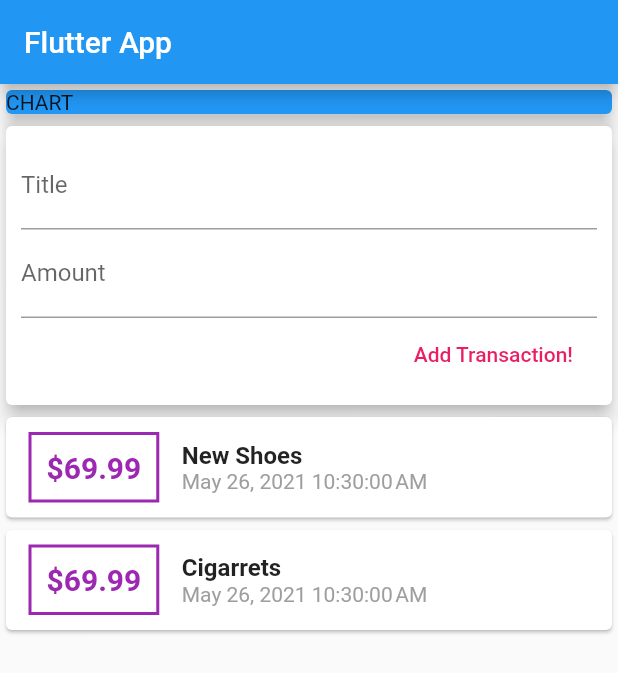
After one commit to viniciusLambert/app-personal-expenses, a Flutter app: the screen it shows after launch, on a phone screen of 412 x 824 dp. The commit adds this screen. Shown: the top 673 px of the screen. Run offline on Flutter 3.47's test engine with Material 2 defaults, Android fonts, the phone set to English and light mode, and no system bars.

Commit message:
modulate code and add logic to transaction list

```diff
--- /dev/null
+++ b/lib/widgets/new_transaction.dart
@@ -0,0 +1,39 @@
+import 'package:flutter/material.dart';
+
+class NewTransaction extends StatelessWidget {
+  final Function _addNewTransactionP;
+  final titleController = TextEditingController();
+  final amountController = TextEditingController();
+
+  NewTransaction(this._addNewTransactionP);
+  @override
+  Widget build(BuildContext context) {
+    return Card(
+      elevation: 5,
+      child: Container(
+        padding: EdgeInsets.all(10),
+        child: Column(
+          crossAxisAlignment: CrossAxisAlignment.end,
+          children: <Widget>[
+            TextField(
+              decoration: InputDecoration(labelText: 'Title'),
+              controller: titleController,
+            ),
+            TextField(
+              decoration: InputDecoration(labelText: 'Amount'),
+              controller: amountController,
+            ),
+            FlatButton(
+              onPressed: () {
+                _addNewTransactionP(
+                    titleController.text, double.parse(amountController.text));
+              },
+              child: Text('Add Transaction!'),
+              textColor: Colors.pink,
+            )
+          ],
+        ),
+      ),
+    );
+  }
+}
--- /dev/null
+++ b/lib/widgets/transasction_list.dart
@@ -0,0 +1,58 @@
+import 'package:flutter/material.dart';
+import 'package:intl/intl.dart';
+import 'package:personal_expenses_app/models/transaction.dart';
+
+class TransactionList extends StatelessWidget {
+  final List<Transaction> _transactions;
+
+  TransactionList(this._transactions);
+
+  @override
+  Widget build(BuildContext context) {
+    return Container(
+        height: 300,
+        child: ListView.builder(
+            itemCount: _transactions.length,
+            itemBuilder: (ctx, index) {
+              return Card(
+                child: Row(
+                  children: <Widget>[
+                    Container(
+                      margin: EdgeInsets.symmetric(
+                        vertical: 10,
+                        horizontal: 15,
+                      ),
+                      decoration: BoxDecoration(
+                        border: Border.all(
+                          color: Colors.purple,
+                          width: 2,
+                        ),
+                      ),
+                      padding: EdgeInsets.all(10),
+                      child: Text(
+                        '\$${_transactions[index].amount.toString()}',
+                        style: TextStyle(
+                          fontWeight: FontWeight.bold,
+                          fontSize: 20,
+                          color: Colors.purple,
+                        ),
+                      ),
+                    ),
+                    Column(
+                      crossAxisAlignment: CrossAxisAlignment.start,
+                      children: <Widget>[
+                        Text(_transactions[index].title,
+                            style: TextStyle(
+                                fontSize: 16, fontWeight: FontWeight.bold)),
+                        Text(
+                          DateFormat().format(_transactions[index].date),
+                          style: TextStyle(color: Colors.grey),
+                        )
+                      ],
+                    ),
+                  ],
+                ),
+              );
+            }));
+  }
+}
--- /dev/null
+++ b/lib/widgets/user_transaction.dart
@@ -0,0 +1,48 @@
+import 'package:flutter/material.dart';
+import 'package:personal_expenses_app/models/transaction.dart';
+import 'package:personal_expenses_app/widgets/new_transaction.dart';
+import 'package:personal_expenses_app/widgets/transasction_list.dart';
+
+class UserTransactions extends StatefulWidget {
+  @override
+  _UserTransactionsState createState() => _UserTransactionsState();
+}
+
+class _UserTransactionsState extends State<UserTransactions> {
+  final List<Transaction> _transactions = [
+    Transaction(
+      id: 't1',
+      title: 'New Shoes',
+      amount: 69.99,
+      date: DateTime.now(),
+    ),
+    Transaction(
+      id: 't2',
+      title: 'Cigarrets',
+      amount: 69.99,
+      date: DateTime.now(),
+    )
+  ];
+
+  void _addNewTransaction(String txTitle, double txAmount) {
+    final newTx = Transaction(
+      title: txTitle,
+      amount: txAmount,
+      date: DateTime.now(),
+      id: DateTime.now().toString(),
+    );
+    setState(() {
+      _transactions.add(newTx);
+    });
+  }
+
+  @override
+  Widget build(BuildContext context) {
+    return Column(
+      children: [
+        NewTransaction(_addNewTransaction),
+        TransactionList(_transactions),
+      ],
+    );
+  }
+}
```
Also changed, not shown: lib/main.dart (+6 -83 lines), lib/models/transaction.dart (renamed from lib/transaction.dart).
